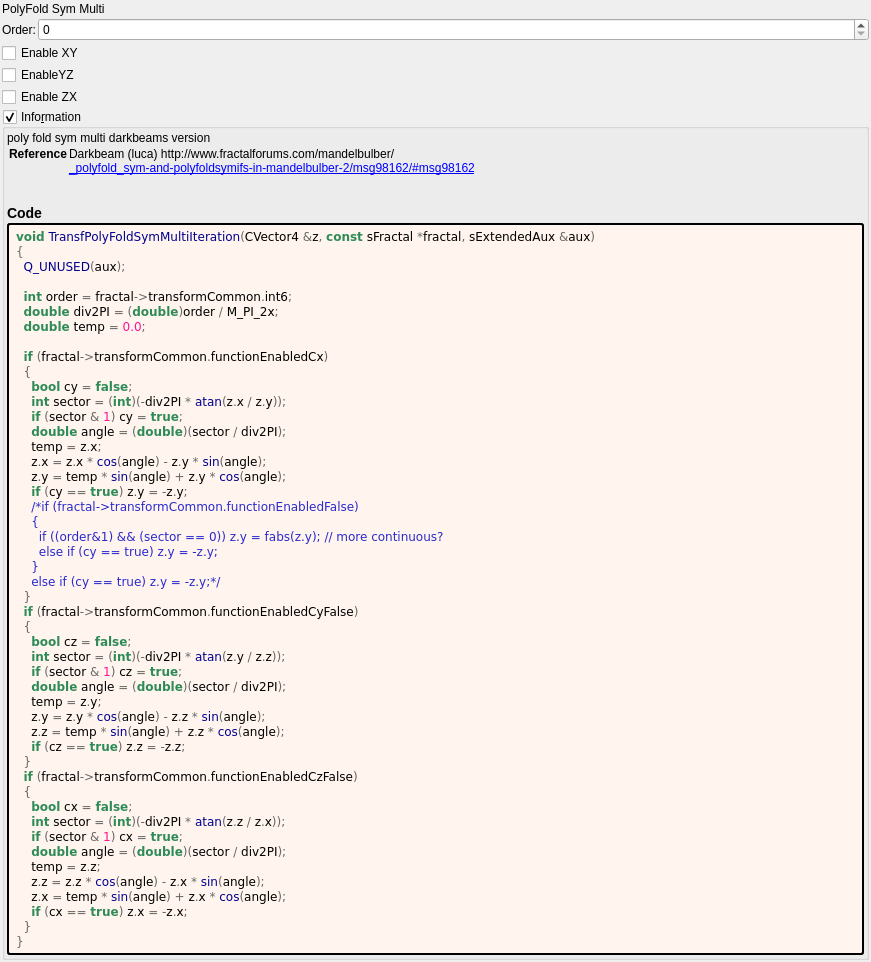
The window that mandelbulber2/formula/ui/transf_poly_fold_sym_multi.ui (buddhi1980/mandelbulber2) describes before a commit, drawn with Qt 5.
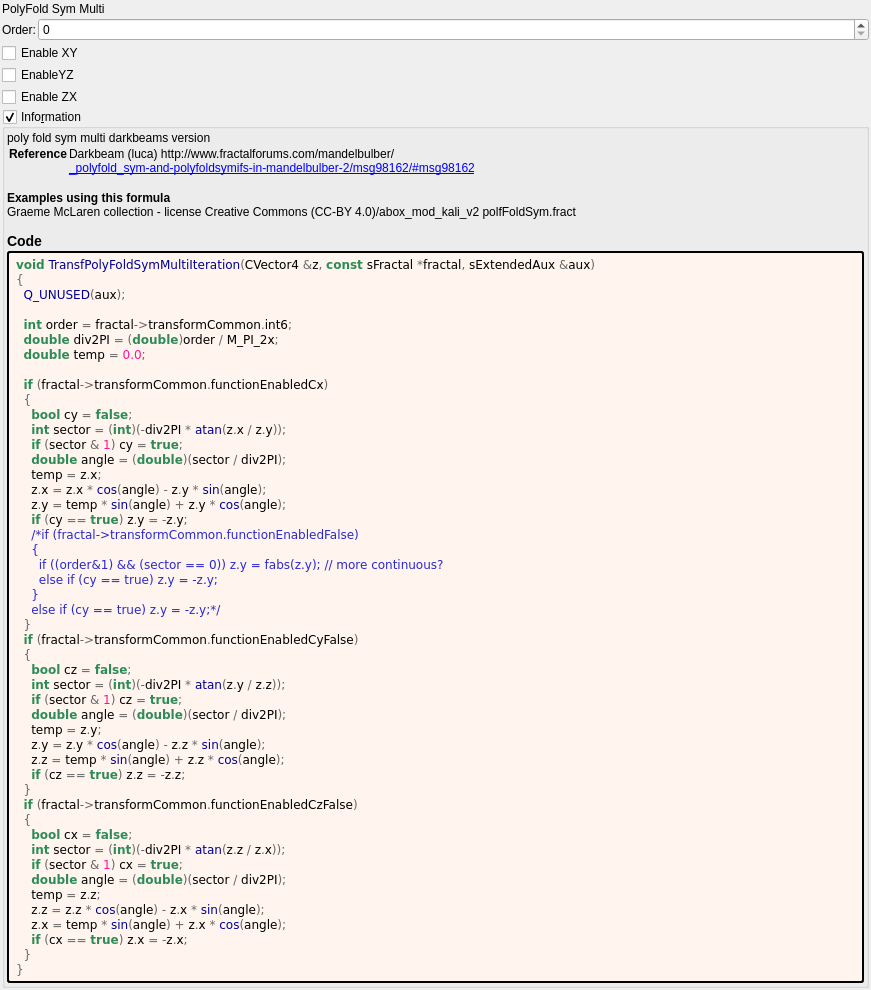
The same window after the commit. Custom widgets are drawn as their Qt base class.

```diff
--- a/mandelbulber2/formula/ui/transf_poly_fold_sym_multi.ui
+++ b/mandelbulber2/formula/ui/transf_poly_fold_sym_multi.ui
@@ -137,7 +137,7 @@
 &lt;a href=&quot;_polyfold_sym-and-polyfoldsymifs-in-mandelbulber-2/msg98162/#msg98162&quot;&gt;_polyfold_sym-and-polyfoldsymifs-in-mandelbulber-2/msg98162/#msg98162&lt;br&gt;
 &lt;/td&gt;&lt;/tr&gt;
 &lt;/table&gt;
-&lt;h3&gt;Code&lt;/h3&gt;</string>
+&lt;br&gt;&lt;b&gt;Examples using this formula&lt;/b&gt;&lt;br&gt;Graeme McLaren  collection - license Creative Commons  (CC-BY 4.0)/abox_mod_kali_v2 polfFoldSym.fract&lt;h3&gt;Code&lt;/h3&gt;</string>
         </property>
         <property name="wordWrap">
          <bool>true</bool>
```
